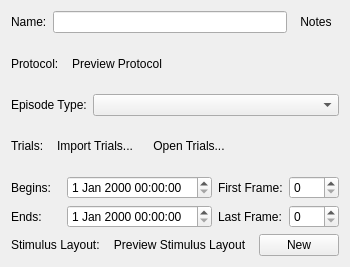
ctigaret/scipyen, file src/scipyen/gui/widgets/recordingepisodewidget.ui: the form before one commit.
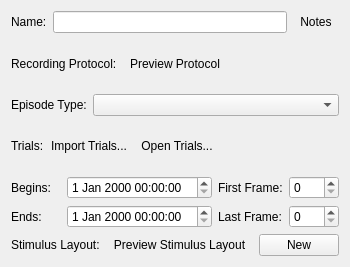
The form after the commit. Icons and pictures are not drawn.

Diff of the .ui file:
```diff
--- a/src/scipyen/gui/widgets/recordingepisodewidget.ui
+++ b/src/scipyen/gui/widgets/recordingepisodewidget.ui
@@ -6,7 +6,7 @@
    <rect>
     <x>0</x>
     <y>0</y>
-    <width>306</width>
+    <width>329</width>
     <height>267</height>
    </rect>
   </property>
@@ -58,7 +58,7 @@
      <item>
       <widget class="QLabel" name="label_3">
        <property name="text">
-        <string>Protocol:</string>
+        <string>Recording Protocol:</string>
        </property>
       </widget>
      </item>
@@ -79,6 +79,9 @@
        <property name="icon">
         <iconset theme="preview"/>
        </property>
+       <property name="checkable">
+        <bool>false</bool>
+       </property>
        <property name="autoRaise">
         <bool>true</bool>
        </property>
@@ -125,6 +128,9 @@
    </item>
    <item>
     <layout class="QHBoxLayout" name="horizontalLayout_2">
+     <property name="spacing">
+      <number>0</number>
+     </property>
      <item>
       <widget class="QLabel" name="label_9">
        <property name="text">
```
